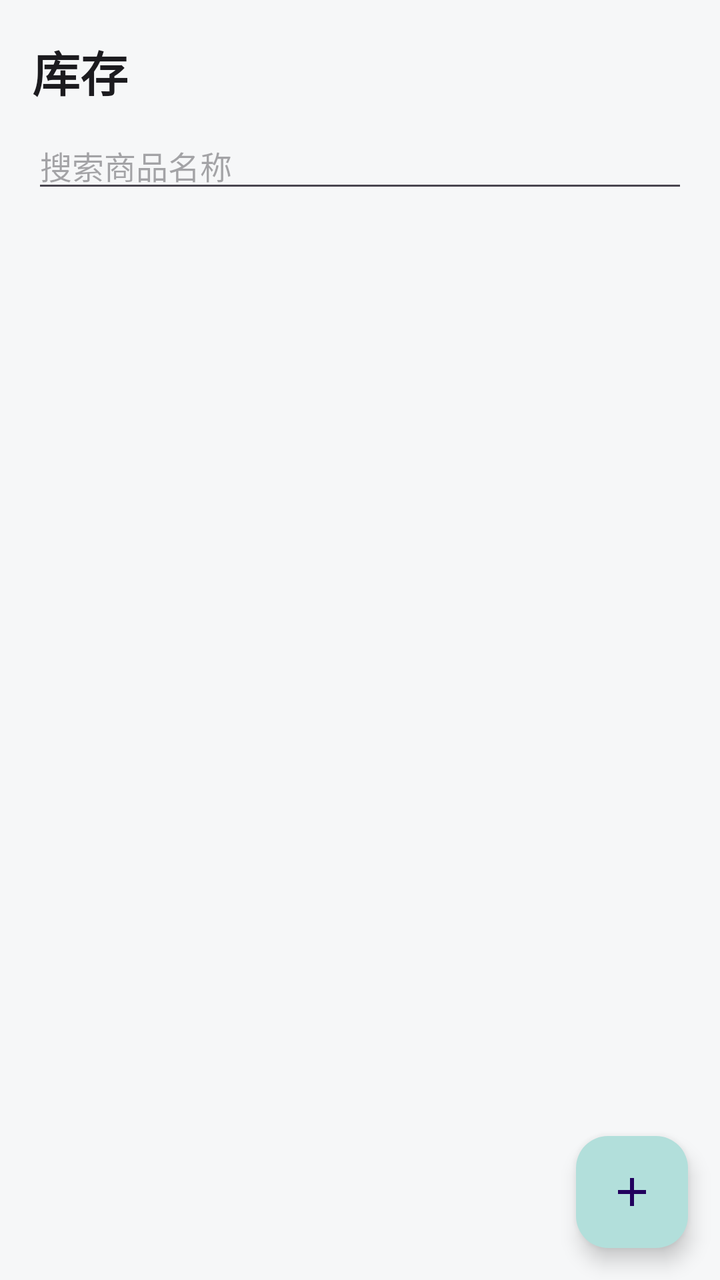
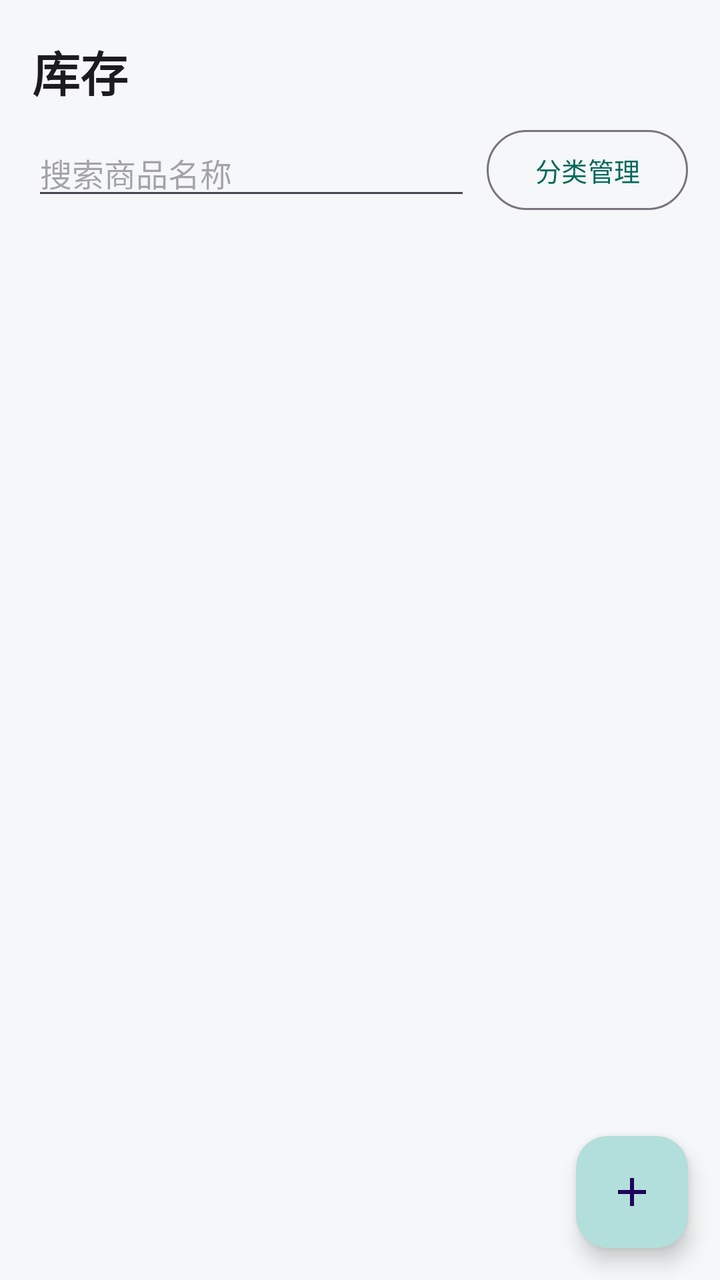

Compare the two renders of this Android layout. The source of the first and the diff that turns it into the second are given below.
<!-- AndroidManifest.xml: application theme Theme.Accounting -->
<!-- res/layout/fragment_inventory.xml -->
<?xml version="1.0" encoding="utf-8"?>
<FrameLayout xmlns:android="http://schemas.android.com/apk/res/android"
    xmlns:app="http://schemas.android.com/apk/res-auto"
    android:layout_width="match_parent"
    android:layout_height="match_parent">

    <LinearLayout
        android:layout_width="match_parent"
        android:layout_height="match_parent"
        android:orientation="vertical">

        <TextView
            android:layout_width="match_parent"
            android:layout_height="wrap_content"
            android:paddingStart="16dp"
            android:paddingEnd="16dp"
            android:paddingTop="18dp"
            android:paddingBottom="8dp"
            android:text="@string/inventory_title"
            android:textColor="@color/text_primary"
            android:textSize="24sp"
            android:textStyle="bold" />

        <EditText
            android:id="@+id/search_input"
            android:layout_width="match_parent"
            android:layout_height="wrap_content"
            android:layout_marginStart="16dp"
            android:layout_marginEnd="16dp"
            android:layout_marginBottom="8dp"
            android:hint="@string/search_hint"
            android:inputType="text"
            android:maxLines="1"
            android:textSize="16sp" />

        <androidx.recyclerview.widget.RecyclerView
            android:id="@+id/product_list"
            android:layout_width="match_parent"
            android:layout_height="0dp"
            android:layout_weight="1"
            android:clipToPadding="false"
            android:paddingBottom="88dp" />
    </LinearLayout>

    <com.google.android.material.floatingactionbutton.FloatingActionButton
        android:id="@+id/fab_add_product"
        android:layout_width="wrap_content"
        android:layout_height="wrap_content"
        android:layout_gravity="bottom|end"
        android:layout_margin="16dp"
        android:contentDescription="@string/add_product"
        app:srcCompat="@drawable/ic_add" />

</FrameLayout>
<!-- resources referenced by this layout -->
<resources>
  <color name="text_primary">#1C1B1F</color>
  <!-- drawable ic_add (drawable) -->
  <vector xmlns:android="http://schemas.android.com/apk/res/android"
      android:width="24dp"
      android:height="24dp"
      android:viewportWidth="24"
      android:viewportHeight="24">
      <path
          android:fillColor="#FF000000"
          android:pathData="M19,13h-6v6h-2v-6H5v-2h6V5h2v6h6V13z" />
  </vector>
  <string name="add_product">新增商品</string>
  <string name="inventory_title">库存</string>
  <string name="search_hint">搜索商品名称</string>
  <style name="Theme.Accounting" parent="Theme.Material3.DayNight.NoActionBar">
          <item name="colorPrimary">@color/brand_primary</item>
          <item name="colorOnPrimary">#FFFFFF</item>
          <item name="colorPrimaryContainer">@color/brand_primary_light</item>
          <item name="android:colorBackground">@color/bg_page</item>
          <item name="android:statusBarColor">@color/brand_primary_dark</item>
      </style>
  <color name="brand_primary">#00695C</color>
  <color name="brand_primary_light">#B2DFDB</color>
  <color name="bg_page">#F6F7F8</color>
  <color name="brand_primary_dark">#004D40</color>
</resources>

<!-- the commit's change to res/layout/fragment_inventory.xml (unified diff, before → after) -->
@@ -21,17 +21,53 @@
             android:textSize="24sp"
             android:textStyle="bold" />
 
-        <EditText
-            android:id="@+id/search_input"
+        <LinearLayout
             android:layout_width="match_parent"
             android:layout_height="wrap_content"
-            android:layout_marginStart="16dp"
-            android:layout_marginEnd="16dp"
-            android:layout_marginBottom="8dp"
-            android:hint="@string/search_hint"
-            android:inputType="text"
-            android:maxLines="1"
-            android:textSize="16sp" />
+            android:orientation="horizontal"
+            android:gravity="center_vertical">
+
+            <EditText
+                android:id="@+id/search_input"
+                android:layout_width="0dp"
+                android:layout_height="wrap_content"
+                android:layout_weight="1"
+                android:layout_marginStart="16dp"
+                android:hint="@string/search_hint"
+                android:inputType="text"
+                android:maxLines="1"
+                android:textSize="16sp" />
+
+            <Button
+                android:id="@+id/btn_manage_category"
+                style="?attr/materialButtonOutlinedStyle"
+                android:layout_width="wrap_content"
+                android:layout_height="wrap_content"
+                android:layout_marginStart="8dp"
+                android:layout_marginEnd="16dp"
+                android:text="@string/category_manage"
+                android:textSize="13sp" />
+        </LinearLayout>
+
+    
+    <HorizontalScrollView
+        android:id="@+id/category_filter_scroll"
+        android:layout_width="match_parent"
+        android:layout_height="wrap_content"
+        android:scrollbars="none">
+
+        <com.google.android.material.chip.ChipGroup
+            android:id="@+id/chip_group_category"
+            android:layout_width="wrap_content"
+            android:layout_height="wrap_content"
+            android:paddingStart="12dp"
+            android:paddingEnd="12dp"
+            app:chipSpacingHorizontal="6dp"
+            app:selectionRequired="true"
+            app:singleLine="true"
+            app:singleSelection="true" />
+    </HorizontalScrollView>
+
 
         <androidx.recyclerview.widget.RecyclerView
             android:id="@+id/product_list"
<!-- resource entries referenced after the edit -->
@@ -12,6 +12,7 @@
           android:pathData="M19,13h-6v6h-2v-6H5v-2h6V5h2v6h6V13z" />
   </vector>
   <string name="add_product">新增商品</string>
+  <string name="category_manage">分类管理</string>
   <string name="inventory_title">库存</string>
   <string name="search_hint">搜索商品名称</string>
   <style name="Theme.Accounting" parent="Theme.Material3.DayNight.NoActionBar">
